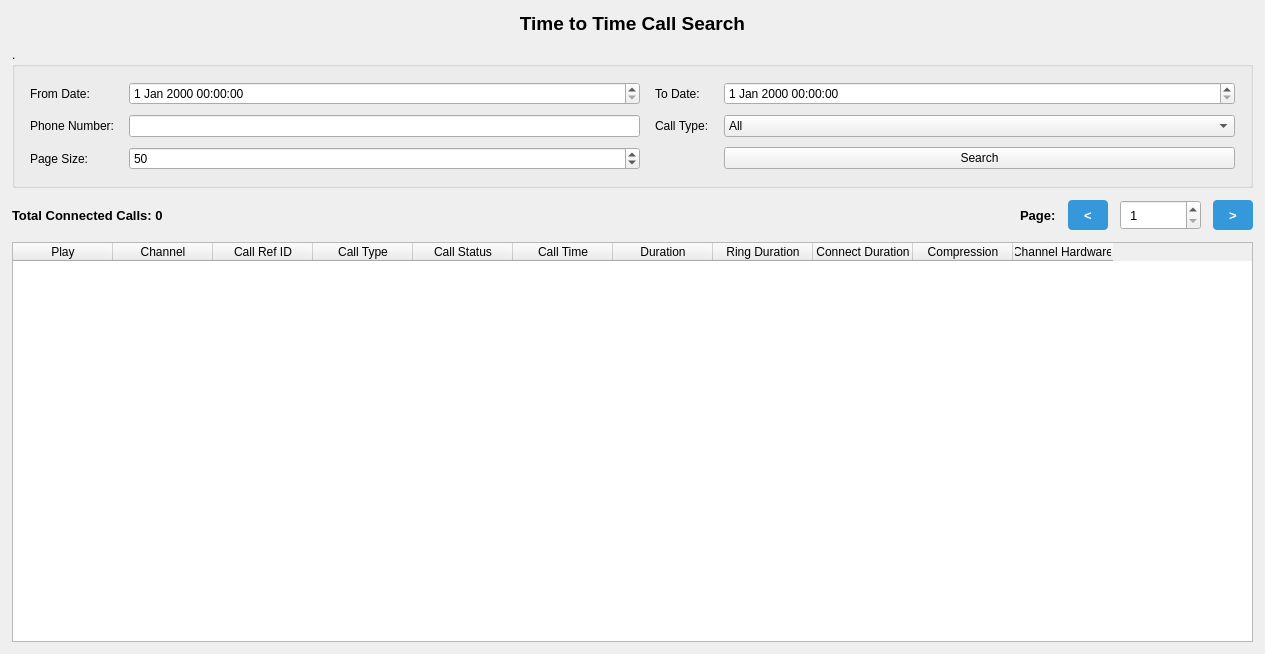
sanjayvanan/Xtend-Voice_Logger, file timetimecalls.ui: the form before one commit.
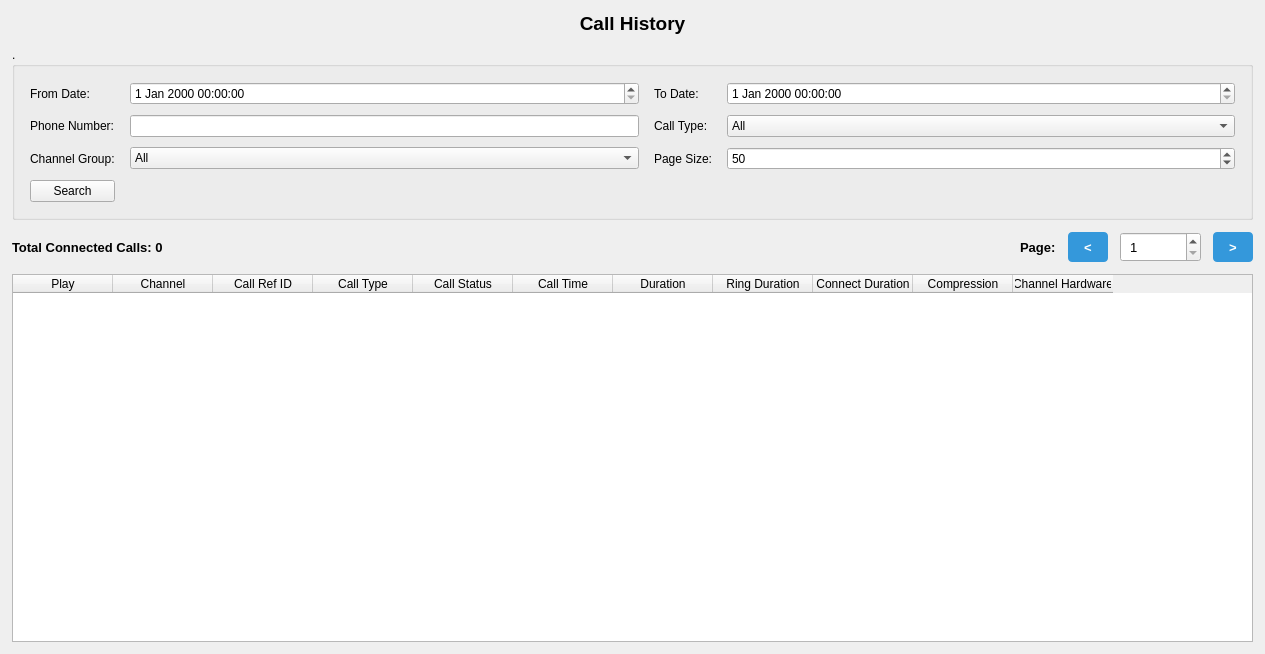
The form after the commit.

Commit message: Added Channel Group Functionality

```diff
--- a/timetimecalls.ui
+++ b/timetimecalls.ui
@@ -41,7 +41,7 @@
       </font>
      </property>
      <property name="text">
-      <string>Time to Time Call Search</string>
+      <string>Call History</string>
      </property>
      <property name="alignment">
       <set>Qt::AlignmentFlag::AlignCenter</set>
@@ -147,13 +147,35 @@
        </widget>
       </item>
       <item row="2" column="0">
+       <widget class="QLabel" name="labelChannel">
+        <property name="text">
+         <string>Channel Group:</string>
+        </property>
+       </widget>
+      </item>
+      <item row="2" column="1">
+       <widget class="QComboBox" name="channelGroupCombo">
+        <property name="sizePolicy">
+         <sizepolicy hsizetype="Expanding" vsizetype="Fixed">
+          <horstretch>0</horstretch>
+          <verstretch>0</verstretch>
+         </sizepolicy>
+        </property>
+        <item>
+         <property name="text">
+          <string>All</string>
+         </property>
+        </item>
+       </widget>
+      </item>
+      <item row="2" column="2">
        <widget class="QLabel" name="labelPageSize">
         <property name="text">
          <string>Page Size:</string>
         </property>
        </widget>
       </item>
-      <item row="2" column="1">
+      <item row="2" column="3">
        <widget class="QSpinBox" name="pageSize">
         <property name="sizePolicy">
          <sizepolicy hsizetype="Minimum" vsizetype="Fixed">
@@ -172,7 +194,7 @@
         </property>
        </widget>
       </item>
-      <item row="2" column="3">
+      <item row="3" column="0">
        <widget class="QPushButton" name="searchButton">
         <property name="sizePolicy">
          <sizepolicy hsizetype="Minimum" vsizetype="Fixed">
```
Left out of the diff: 2 changed lines with no effect on the pictures. The commit also changes 23 other files.
